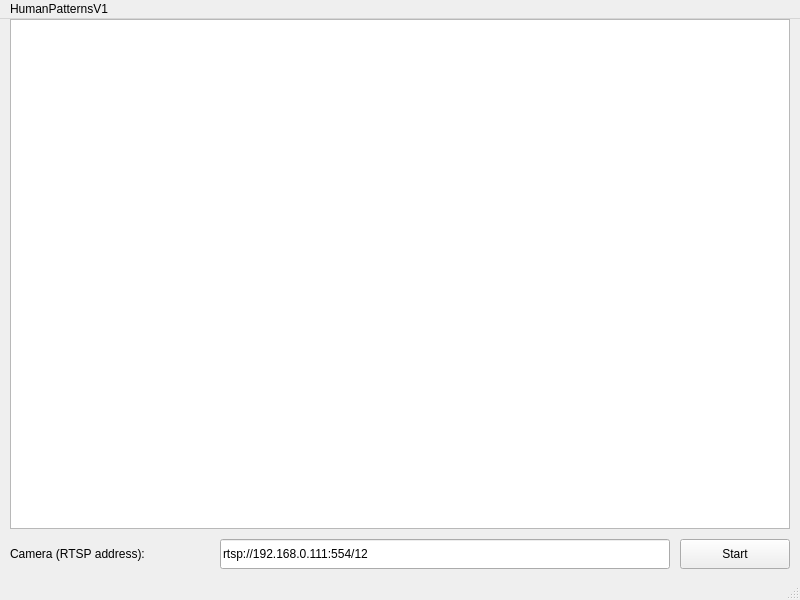
First picture: the form in humanpatterns.ui, repository ajhalme/human-patterns, before the edit.
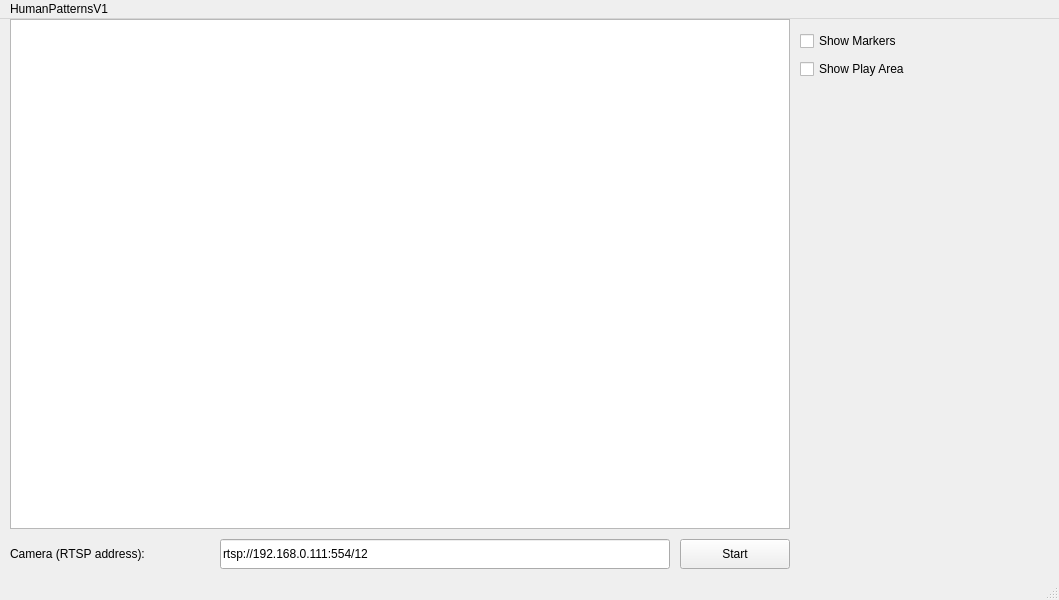
Second picture: the form after the edit.

```diff
--- a/humanpatterns.ui
+++ b/humanpatterns.ui
@@ -6,7 +6,7 @@
    <rect>
     <x>0</x>
     <y>0</y>
-    <width>800</width>
+    <width>1059</width>
     <height>600</height>
    </rect>
   </property>
@@ -63,13 +63,39 @@
      <string>Camera (RTSP address):</string>
     </property>
    </widget>
+   <widget class="QWidget" name="">
+    <property name="geometry">
+     <rect>
+      <x>800</x>
+      <y>10</y>
+      <width>131</width>
+      <height>54</height>
+     </rect>
+    </property>
+    <layout class="QVBoxLayout" name="verticalLayout">
+     <item>
+      <widget class="QCheckBox" name="showMarkersCheckBox">
+       <property name="text">
+        <string>Show Markers</string>
+       </property>
+      </widget>
+     </item>
+     <item>
+      <widget class="QCheckBox" name="showPlayAreaCheckBox">
+       <property name="text">
+        <string>Show Play Area</string>
+       </property>
+      </widget>
+     </item>
+    </layout>
+   </widget>
   </widget>
   <widget class="QMenuBar" name="menubar">
    <property name="geometry">
     <rect>
      <x>0</x>
      <y>0</y>
-     <width>800</width>
+     <width>1059</width>
      <height>22</height>
     </rect>
    </property>
```
